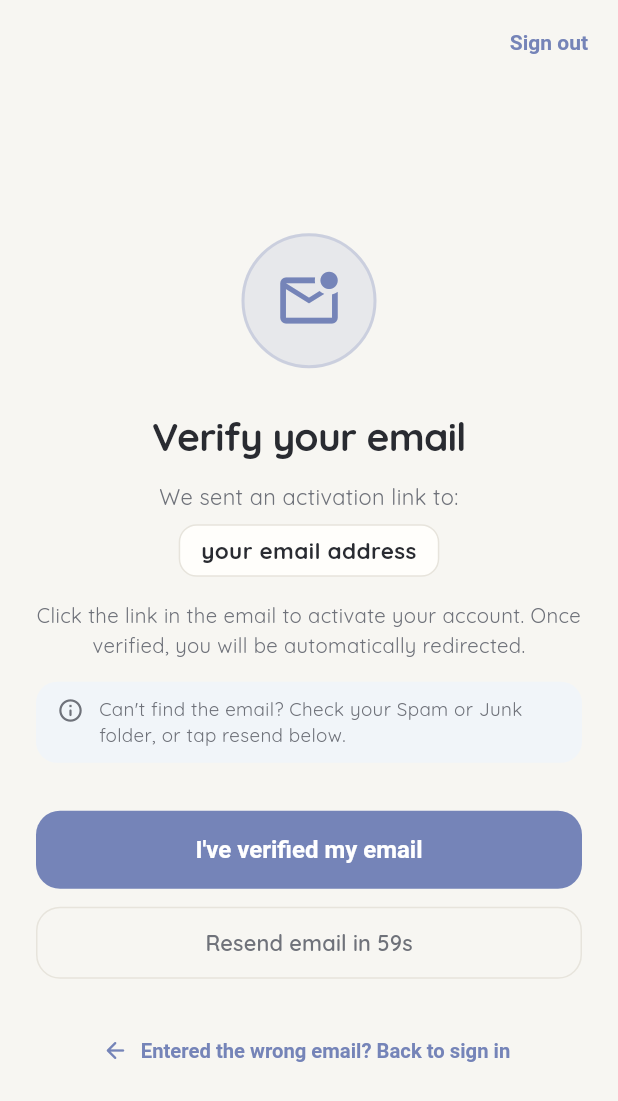
After one commit to zubayerisfar/Focused, a Flutter app: the VerifyEmailScreen screen opened by its route, after a tap on "Resend verification email", after a tap on "Entered the wrong email? Back to sign in", on a phone screen of 412 x 824 dp. The commit adds this screen. Shown: the top 1101 px of the screen. Run offline on Flutter 3.47's test engine with Material 3 defaults, Android fonts, the phone set to English and light mode, and no system bars; our stand-ins replace cloud_firestore, firebase_auth, firebase_core, flutter_local_notifications, flutter_svg, flutter_timezone and 8 more; missing offline and left inert: usage_stats; accounts and stored records are empty; generated files the repository leaves out were written again; project files that could hold a hidden picture were left out.

Commit message:
feat(auth): implement email verification gate with auto-check and resend cooldown

```diff
--- a/focused/lib/features/auth/providers/account_provider.dart
+++ b/focused/lib/features/auth/providers/account_provider.dart
@@ -257,7 +257,11 @@ class AccountProvider extends ChangeNotifier {
 
   Future<void> refreshUser() async {
     await _authService.reloadCurrentUser();
-    _user = _authService.currentUser;
+    final updated = _authService.currentUser;
+    _user = updated;
+    if (updated != null && updated.emailVerified) {
+      unawaited(_initializeUserInDatabase(updated));
+    }
     notifyListeners();
   }
 
--- /dev/null
+++ b/focused/lib/features/auth/views/verify_email_screen.dart
@@ -0,0 +1,397 @@
+import 'dart:async';
+
+import 'package:flutter/material.dart';
+import 'package:provider/provider.dart';
+
+import '../providers/account_provider.dart';
+
+class VerifyEmailScreen extends StatefulWidget {
+  const VerifyEmailScreen({super.key});
+
+  @override
+  State<VerifyEmailScreen> createState() => _VerifyEmailScreenState();
+}
+
+class _VerifyEmailScreenState extends State<VerifyEmailScreen>
+    with WidgetsBindingObserver {
+  Timer? _pollingTimer;
+  Timer? _cooldownTimer;
+  int _resendCooldown = 0;
+  bool _isChecking = false;
+  bool _isResending = false;
+
+  @override
+  void initState() {
+    super.initState();
+    WidgetsBinding.instance.addObserver(this);
+
+    // Periodically poll every 4 seconds to detect when user verifies in browser
+    _pollingTimer = Timer.periodic(const Duration(seconds: 4), (_) {
+      _checkVerificationSilently();
+    });
+
+    // Run an immediate check on open
+    WidgetsBinding.instance.addPostFrameCallback((_) {
+      _checkVerificationSilently();
+    });
+  }
+
+  @override
+  void dispose() {
+    WidgetsBinding.instance.removeObserver(this);
+    _pollingTimer?.cancel();
+    _cooldownTimer?.cancel();
+    super.dispose();
+  }
+
+  @override
+  void didChangeAppLifecycleState(AppLifecycleState state) {
+    // When user returns to Focused after clicking the link in their mail app
+    if (state == AppLifecycleState.resumed) {
+      _checkVerificationSilently();
+    }
+  }
+
+  Future<void> _checkVerificationSilently() async {
+    if (!mounted) return;
+    try {
+      final account = context.read<AccountProvider>();
+      if (account.isSignedIn && !account.emailVerified) {
+        await account.refreshUser();
+      }
+    } catch (_) {
+      // Background poll silently ignores network blips
+    }
+  }
+
+  Future<void> _checkVerificationManually() async {
+    if (_isChecking || !mounted) return;
+    setState(() => _isChecking = true);
+
+    try {
+      final account = context.read<AccountProvider>();
+      await account.refreshUser();
+
+      if (!mounted) return;
+
+      if (!account.emailVerified) {
+        ScaffoldMessenger.of(context).showSnackBar(
+          SnackBar(
+            behavior: SnackBarBehavior.floating,
+            shape: RoundedRectangleBorder(
+              borderRadius: BorderRadius.circular(14),
+            ),
+            content: const Text(
+              'Email not verified yet. Please check your inbox and tap the link.',
+            ),
+          ),
+        );
+      }
+    } catch (e) {
+      if (!mounted) return;
+      ScaffoldMessenger.of(context).showSnackBar(
+        SnackBar(
+          behavior: SnackBarBehavior.floating,
+          content: Text('Could not refresh status: $e'),
+        ),
+      );
+    } finally {
+      if (mounted) {
+        setState(() => _isChecking = false);
+      }
+    }
+  }
+
+  Future<void> _resendVerificationEmail() async {
+    if (_resendCooldown > 0 || _isResending || !mounted) return;
+    setState(() => _isResending = true);
+
+    try {
+      final account = context.read<AccountProvider>();
+      await account.resendVerificationEmail();
+
+      if (!mounted) return;
+
+      ScaffoldMessenger.of(context).showSnackBar(
+        SnackBar(
+          behavior: SnackBarBehavior.floating,
+          backgroundColor: const Color(0xFF10B981),
+          shape: RoundedRectangleBorder(
+            borderRadius: BorderRadius.circular(14),
+          ),
+          content: const Text(
+            'Verification email resent! Please check your inbox (and spam folder).',
+          ),
+        ),
+      );
+
+      // Start 60-second cooldown timer
+      setState(() => _resendCooldown = 60);
+      _cooldownTimer?.cancel();
+      _cooldownTimer = Timer.periodic(const Duration(seconds: 1), (timer) {
+        if (!mounted) {
+          timer.cancel();
+          return;
+        }
+        if (_resendCooldown <= 1) {
+          timer.cancel();
+          setState(() => _resendCooldown = 0);
+        } else {
+          setState(() => _resendCooldown--);
+        }
+      });
+    } catch (e) {
+      if (!mounted) return;
+      ScaffoldMessenger.of(context).showSnackBar(
+        SnackBar(
+          behavior: SnackBarBehavior.floating,
+          backgroundColor: Theme.of(context).colorScheme.error,
+          content: Text('Failed to resend: $e'),
+        ),
+      );
+    } finally {
+      if (mounted) {
+        setState(() => _isResending = false);
+      }
+    }
+  }
+
+  Future<void> _signOut() async {
+    _pollingTimer?.cancel();
+    _cooldownTimer?.cancel();
+    try {
+      await context.read<AccountProvider>().signOut();
+    } catch (_) {}
+  }
+
+  @override
+  Widget build(BuildContext context) {
+    final theme = Theme.of(context);
+    final scheme = theme.colorScheme;
+    final isDark = theme.brightness == Brightness.dark;
+    final account = context.watch<AccountProvider>();
+    final userEmail = account.email;
+
+    return Scaffold(
+      backgroundColor: theme.scaffoldBackgroundColor,
+      appBar: AppBar(
+        backgroundColor: Colors.transparent,
+        elevation: 0,
+        actions: [
+          TextButton(
+            onPressed: _signOut,
+            child: const Text('Sign out'),
+          ),
+          const SizedBox(width: 8),
+        ],
+      ),
+      body: SafeArea(
+        child: Center(
+          child: SingleChildScrollView(
+            padding: const EdgeInsets.symmetric(horizontal: 24, vertical: 16),
+            child: ConstrainedBox(
+              constraints: const BoxConstraints(maxWidth: 440),
+              child: Column(
+                mainAxisAlignment: MainAxisAlignment.center,
+                children: [
+                  // Animated / highlighted mail icon
+                  Container(
+                    width: 90,
+                    height: 90,
+                    decoration: BoxDecoration(
+                      color: scheme.primary.withValues(
+                        alpha: isDark ? 0.22 : 0.12,
+                      ),
+                      shape: BoxShape.circle,
+                      border: Border.all(
+                        color: scheme.primary.withValues(
+                          alpha: isDark ? 0.45 : 0.25,
+                        ),
+                        width: 2,
+                      ),
+                    ),
+                    child: Center(
+                      child: Icon(
+                        Icons.mark_email_unread_outlined,
+                        size: 46,
+                        color: scheme.primary,
+                      ),
+                    ),
+                  ),
+                  const SizedBox(height: 28),
+                  Text(
+                    'Verify your email',
+                    textAlign: TextAlign.center,
+                    style: theme.textTheme.headlineSmall?.copyWith(
+                      fontWeight: FontWeight.w800,
+                      fontSize: 26,
+                      letterSpacing: -0.5,
+                    ),
+                  ),
+                  const SizedBox(height: 12),
+                  Text(
+                    'We sent an activation link to:',
+                    textAlign: TextAlign.center,
+                    style: TextStyle(
+                      color: scheme.onSurfaceVariant,
+                      fontSize: 14.5,
+                    ),
+                  ),
+                  const SizedBox(height: 8),
+                  // User email pill
+                  Container(
+                    padding: const EdgeInsets.symmetric(
+                      horizontal: 14,
+                      vertical: 6,
+                    ),
+                    decoration: BoxDecoration(
+                      color: scheme.surface,
+                      borderRadius: BorderRadius.circular(12),
+                      border: Border.all(
+                        color: theme.dividerColor,
+                      ),
+                    ),
+                    child: Text(
+                      userEmail.isNotEmpty ? userEmail : 'your email address',
+                      textAlign: TextAlign.center,
+                      style: TextStyle(
+                        fontWeight: FontWeight.w700,
+                        fontSize: 15,
+                        color: scheme.onSurface,
+                      ),
+                    ),
+                  ),
+                  const SizedBox(height: 16),
+                  Text(
+                    'Click the link in the email to activate your account. Once verified, you will be automatically redirected.',
+                    textAlign: TextAlign.center,
+                    style: TextStyle(
+                      color: scheme.onSurfaceVariant,
+                      fontSize: 13.5,
+                      height: 1.45,
+                    ),
+                  ),
+                  const SizedBox(height: 14),
+                  // Helpful tip about spam folder
+                  Container(
+                    padding: const EdgeInsets.symmetric(
+                      horizontal: 14,
+                      vertical: 10,
+                    ),
+                    decoration: BoxDecoration(
+                      color: isDark
+                          ? const Color(0xFF1E293B)
+                          : const Color(0xFFF1F5F9),
+                      borderRadius: BorderRadius.circular(14),
+                    ),
+                    child: Row(
+                      crossAxisAlignment: CrossAxisAlignment.start,
+                      children: [
+                        Icon(
+                          Icons.info_outline_rounded,
+                          size: 18,
+                          color: scheme.onSurfaceVariant,
+                        ),
+                        const SizedBox(width: 10),
+                        Expanded(
+                          child: Text(
+                            "Can't find the email? Check your Spam or Junk folder, or tap resend below.",
+                            style: TextStyle(
+                              fontSize: 12.5,
+                              color: scheme.onSurfaceVariant,
+                              height: 1.35,
+                            ),
+                          ),
+                        ),
+                      ],
+                    ),
+                  ),
+                  const SizedBox(height: 32),
+                  // Primary Check Button
+                  SizedBox(
+                    width: double.infinity,
+                    height: 52,
+                    child: FilledButton(
+                      onPressed: _isChecking ? null : _checkVerificationManually,
+                      style: FilledButton.styleFrom(
+                        backgroundColor: scheme.primary,
+                        foregroundColor: scheme.onPrimary,
+                        shape: RoundedRectangleBorder(
+                          borderRadius: BorderRadius.circular(16),
+                        ),
+                      ),
+                      child: _isChecking
+                          ? SizedBox(
+                              width: 22,
+                              height: 22,
+                              child: CircularProgressIndicator(
+                                strokeWidth: 2.2,
+                                color: scheme.onPrimary,
+                              ),
+                            )
+                          : const Text(
+                              "I've verified my email",
+                              style: TextStyle(
+                                fontSize: 16,
+                                fontWeight: FontWeight.w700,
+                              ),
+                            ),
+                    ),
+                  ),
+                  const SizedBox(height: 12),
+                  // Resend Email Button
+                  SizedBox(
+                    width: double.infinity,
+                    height: 48,
+                    child: OutlinedButton(
+                      onPressed: (_resendCooldown > 0 || _isResending)
+                          ? null
+                          : _resendVerificationEmail,
+                      style: OutlinedButton.styleFrom(
+                        side: BorderSide(color: theme.dividerColor),
+                        shape: RoundedRectangleBorder(
+                          borderRadius: BorderRadius.circular(16),
+                        ),
+                      ),
+                      child: _isResending
+                          ? SizedBox(
+                              width: 18,
+                              height: 18,
+                              child: CircularProgressIndicator(
+                                strokeWidth: 2,
+                                color: scheme.primary,
+                              ),
+                            )
+                          : Text(
+                              _resendCooldown > 0
+                                  ? 'Resend email in ${_resendCooldown}s'
+                                  : 'Resend verification email',
+                              style: TextStyle(
+                                fontSize: 14.5,
+                                fontWeight: FontWeight.w600,
+                                color: _resendCooldown > 0
+                                    ? scheme.onSurfaceVariant
+                                    : scheme.primary,
+                              ),
+                            ),
+                    ),
+                  ),
+                  const SizedBox(height: 24),
+                  // Wrong email / Sign out link
+                  TextButton.icon(
+                    onPressed: _signOut,
+                    icon: const Icon(Icons.arrow_back_rounded, size: 18),
+                    label: const Text(
+                      'Entered the wrong email? Back to sign in',
+                      style: TextStyle(fontSize: 13.5),
+                    ),
+                  ),
+                ],
+              ),
+            ),
+          ),
+        ),
+      ),
+    );
+  }
+}
--- a/focused/lib/router/app_router.dart
+++ b/focused/lib/router/app_router.dart
@@ -5,6 +5,7 @@ import '../features/friends/models/friend_user.dart';
 import '../features/auth/providers/account_provider.dart';
 import '../features/onboarding/providers/onboarding_provider.dart';
 import '../features/auth/views/login_screen.dart';
+import '../features/auth/views/verify_email_screen.dart';
 import '../features/devices/views/devices_screen.dart';
 import '../features/focus/views/focus_complete_screen.dart';
 import '../features/focus/views/focus_session_details_screen.dart';
@@ -62,6 +63,15 @@ GoRouter createAppRouter({
         return path == '/login' ? null : '/login';
       }
 
+      // If signed in but email is not verified, require verification
+      if (!accountProvider.emailVerified) {
+        return path == '/verify-email' ? null : '/verify-email';
+      }
+
+      if (path == '/verify-email') {
+        return '/';
+      }
+
       // Show ad notice exactly once after signing in for the first time
       if (!onboardingProvider.adNoticeSeen) {
         return path == '/ad-notice' ? null : '/ad-notice';
@@ -111,6 +121,10 @@ GoRouter createAppRouter({
         ),
       ),
       GoRoute(path: '/login', builder: (context, state) => const LoginScreen()),
+      GoRoute(
+        path: '/verify-email',
+        builder: (context, state) => const VerifyEmailScreen(),
+      ),
       GoRoute(
         path: '/ad-notice',
         builder: (context, state) => const AdNoticeScreen(),
```
